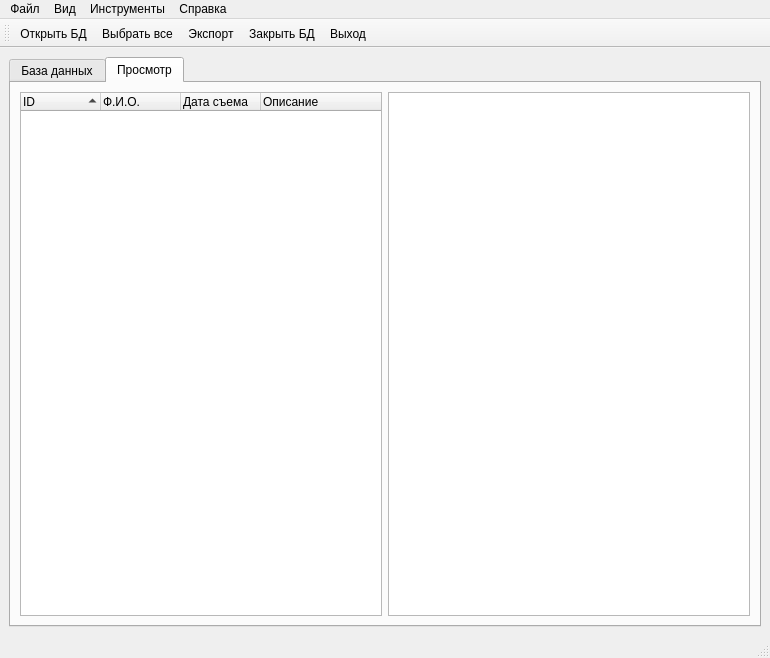
The window that src/resources/MainForm.ui (andythekid/Converter) describes before a commit, drawn with Qt 5.
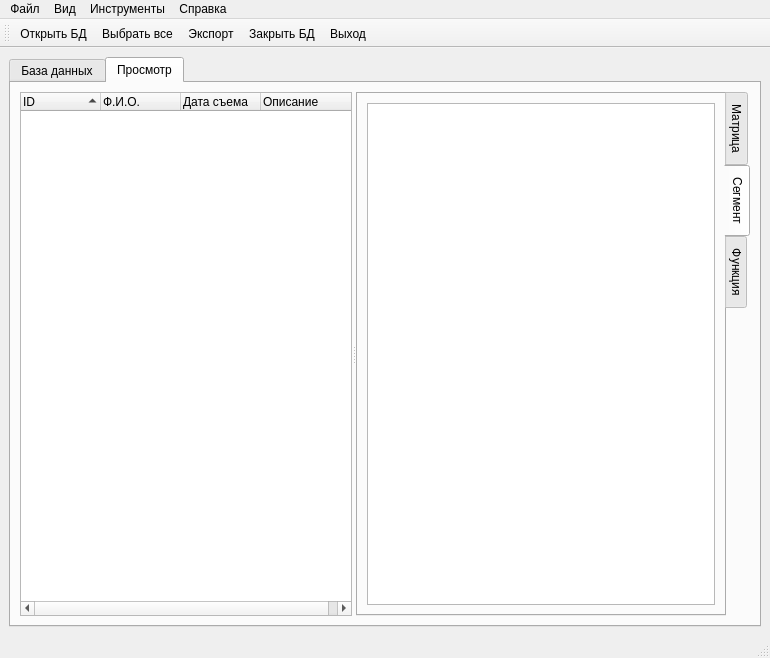
The same window after the commit. The open tabs and pages were chosen to show the change. Icons and pictures are not drawn.

Commit message: Добавлен новый класс. Изменен интерфейс.

What changed in the file:
```diff
--- a/src/resources/MainForm.ui
+++ b/src/resources/MainForm.ui
@@ -258,8 +258,10 @@
        </attribute>
        <layout class="QVBoxLayout" name="verticalLayout_4">
         <item>
-         <layout class="QHBoxLayout" name="horizontalLayout_3">
-          <item>
+         <widget class="QSplitter" name="splitter_2">
+          <property name="orientation">
+           <enum>Qt::Horizontal</enum>
+          </property>
            <widget class="QTreeWidget" name="treExportProbes">
             <property name="alternatingRowColors">
              <bool>true</bool>
@@ -300,11 +302,35 @@
              </property>
             </column>
            </widget>
-          </item>
+          <widget class="QTabWidget" name="tabWidView">
+           <property name="tabPosition">
+            <enum>QTabWidget::East</enum>
+           </property>
+           <property name="currentIndex">
+            <number>1</number>
+           </property>
+           <widget class="QWidget" name="tabMatrix">
+            <attribute name="title">
+             <string>Матрица</string>
+            </attribute>
+           </widget>
+           <widget class="QWidget" name="tabSegment">
+            <attribute name="title">
+             <string>Сегмент</string>
+            </attribute>
+            <layout class="QHBoxLayout" name="horizontalLayout_3">
           <item>
            <widget class="QGraphicsView" name="graphicsView"/>
           </item>
          </layout>
+           </widget>
+           <widget class="QWidget" name="tabFunction">
+            <attribute name="title">
+             <string>Функция</string>
+            </attribute>
+           </widget>
+          </widget>
+         </widget>
         </item>
        </layout>
       </widget>
```
Left out of the diff: 2 changed lines with no effect on the pictures. Lines whose indentation alone changed are shown as unchanged. The commit also changes 5 other files.
